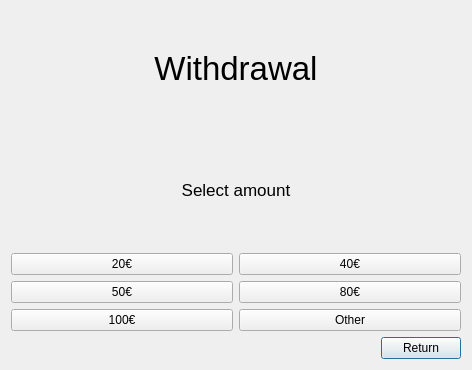
This is bank-automat/withdrawal.ui in sannatikk/ATM_simulator_app as Qt 5 draws it before an edit. The edited form follows.
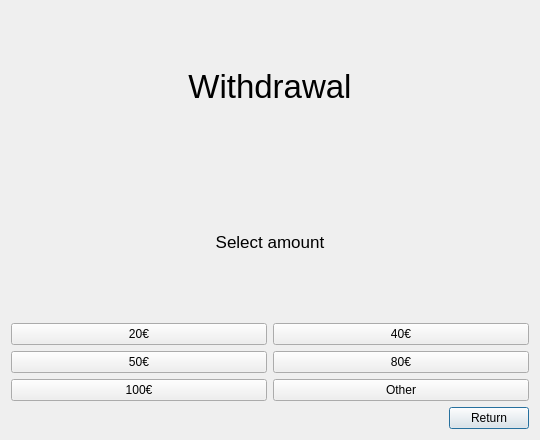
This is the edited form.

Diff of the .ui file:
```diff
--- a/bank-automat/withdrawal.ui
+++ b/bank-automat/withdrawal.ui
@@ -6,8 +6,8 @@
    <rect>
     <x>0</x>
     <y>0</y>
-    <width>472</width>
-    <height>370</height>
+    <width>540</width>
+    <height>440</height>
    </rect>
   </property>
   <property name="windowTitle">
```
Left out of the diff: 2 changed lines with no effect on the pictures.
